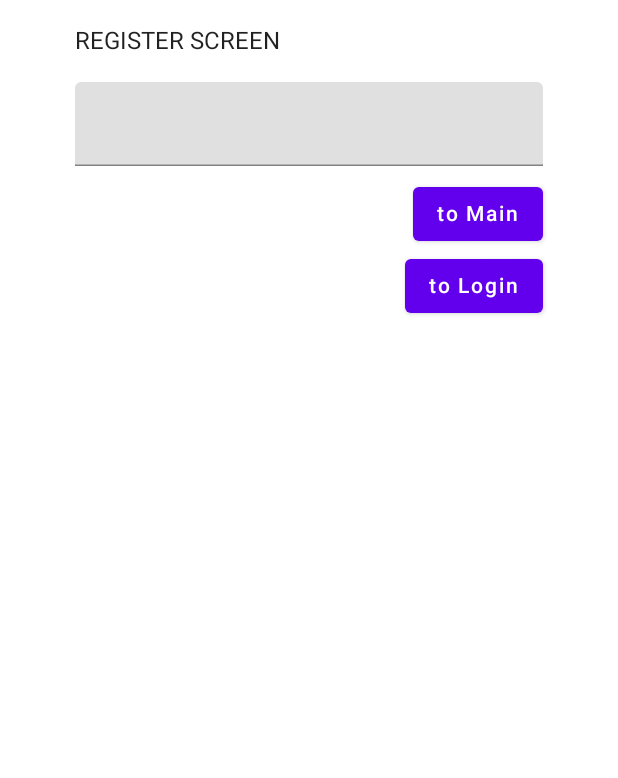
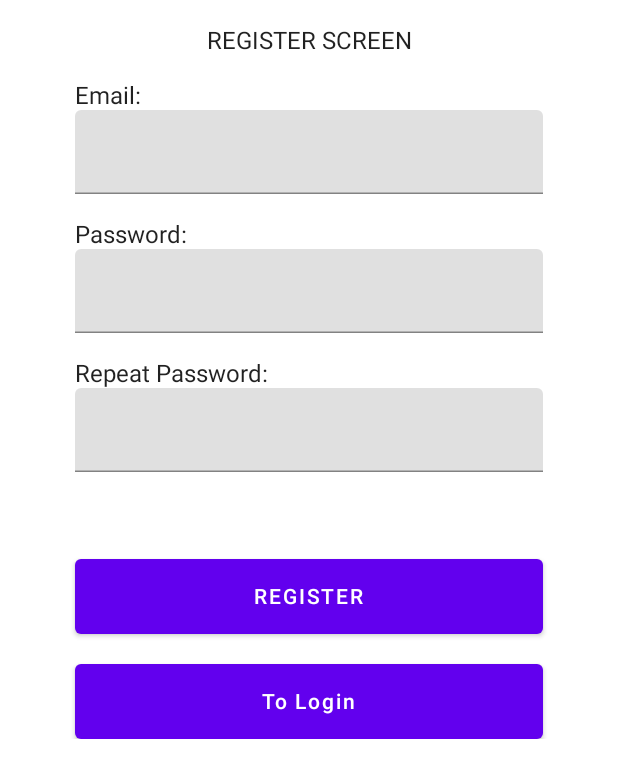
Before and after one commit to yeraygar/intermodular, an Android app built with Jetpack Compose: the register_screen screen opened through its navigation route, on a phone screen of 412 x 824 dp. Shown: the top 778 px of the screen. Run offline under Robolectric (Android 15) with nearby library versions, the phone set to English and light mode, and no system bars; libraries missing offline, so code that uses them is left out: com.orhanobut.logger.

```diff
--- a/Interfaz_android/Intermodular/app/src/main/java/inter/intermodular/MainActivity.kt
+++ b/Interfaz_android/Intermodular/app/src/main/java/inter/intermodular/MainActivity.kt
@@ -6,18 +6,6 @@ import android.os.Bundle
 import android.widget.Toast
 import androidx.activity.ComponentActivity
 import androidx.activity.compose.BackHandler
-import androidx.compose.foundation.layout.*
-import androidx.compose.foundation.shape.RoundedCornerShape
-import androidx.compose.material.Button
-import androidx.compose.material.ButtonDefaults
-import androidx.compose.material.Text
-import androidx.compose.runtime.Composable
-import androidx.compose.runtime.mutableStateOf
-import androidx.compose.runtime.remember
-import androidx.compose.ui.Alignment
-import androidx.compose.ui.Modifier
-import androidx.compose.ui.graphics.Color
-import androidx.compose.ui.unit.dp
 import androidx.navigation.NavType
 import androidx.navigation.compose.NavHost
 import androidx.navigation.compose.composable
@@ -31,7 +19,6 @@ import inter.intermodular.screens.MainScreen
 import inter.intermodular.screens.Register
 import inter.intermodular.screens.ValidateLoginScreen
 import inter.intermodular.ui.theme.IntermodularTheme
-import inter.intermodular.ui.theme.Purple500
 import inter.intermodular.view_models.ClientViewModel
 
 
@@ -54,7 +41,7 @@ class MainActivity : ComponentActivity() {
 
                 NavHost(navController = navController, startDestination = ScreenNav.LoginScreen.route){
 
-
+                                    /**LOGIN SCREEN*/
                     composable(
                         route = ScreenNav.LoginScreen.route
                     ){
@@ -63,6 +50,8 @@ class MainActivity : ComponentActivity() {
                             Toast.makeText(applicationContext, "BackButton Deshabilitado en el LOGIN", Toast.LENGTH_SHORT).show()
                         }
                     }
+
+                                    /**VALIDATE LOGIN POPUP*/
                     composable(
                         route = "${ScreenNav.ValidateLoginScreen.route}/{email}",
                         arguments = listOf(
@@ -70,15 +59,20 @@ class MainActivity : ComponentActivity() {
                                 type = NavType.StringType
                                 defaultValue = "Email" //aqui no hace falta, nullable tampoco
                                 nullable = true
+                            } ,
+                            navArgument("password"){
+                                type = NavType.StringType
+                                defaultValue = "Error"
                             }
                         )
                     ){ entry ->
-                        ValidateLoginScreen(email = entry.arguments?.getString("email"), clientViewModel = clientViewModel, navController = navController)
+                        ValidateLoginScreen(email = entry.arguments?.getString("email"), password = entry.arguments?.getString("password"), clientViewModel = clientViewModel, navController = navController)
                         BackHandler(true) {
                             Toast.makeText(applicationContext, "BackButton Deshabilitado en el MAIN", Toast.LENGTH_SHORT).show()
                         }
                     }
 
+                                    /** MAIN SCREEN */
                     composable(
                         route = "${ScreenNav.MainScreen.route}/{email}",
                         arguments = listOf(
@@ -94,7 +88,7 @@ class MainActivity : ComponentActivity() {
                             Toast.makeText(applicationContext, "BackButton Deshabilitado en el MAIN", Toast.LENGTH_SHORT).show()
                         }
                     }
-
+                                /** REGISTER SCREEN */
                     composable(
                         route = ScreenNav.RegisterScreen.route
                     ){
@@ -102,12 +96,12 @@ class MainActivity : ComponentActivity() {
                             // TODO NO SE MUESTRA! (hay que pasarle el contexto de Login)
                             Toast.makeText(applicationContext, "BackButton Habilitado en Register", Toast.LENGTH_SHORT).show()
                         }
-                        Register(navController = navController)
+                        Register(navController = navController, clientViewModel = clientViewModel)
                     }
+
+                    //TODO VALIDATE REGISTER SCREEN
                 }
             }
         }
     }
-
-
 }
--- a/Interfaz_android/Intermodular/app/src/main/java/inter/intermodular/screens/RegisterScreen.kt
+++ b/Interfaz_android/Intermodular/app/src/main/java/inter/intermodular/screens/RegisterScreen.kt
@@ -11,12 +11,19 @@ import androidx.compose.ui.unit.dp
 import androidx.navigation.NavController
 import com.orhanobut.logger.Logger
 import inter.intermodular.ScreenNav
+import inter.intermodular.view_models.ClientViewModel
+import kotlinx.coroutines.CoroutineScope
+import kotlinx.coroutines.launch
 
 @Composable
-fun Register(navController: NavController){
-    var text by remember {
-        mutableStateOf("")
-    }
+fun Register(navController: NavController, clientViewModel: ClientViewModel){
+
+    var email by remember { mutableStateOf("")}
+    var password1 by remember { mutableStateOf("")}
+    var password2 by remember { mutableStateOf("")}
+
+    val scope = rememberCoroutineScope() //CREO QUE INNECESARIO -> DEJAR COMO EL LOGIN
+
     Column(
         verticalArrangement = Arrangement.Center,
         modifier = Modifier
@@ -24,34 +31,81 @@ fun Register(navController: NavController){
             .padding(horizontal = 50.dp)
     ){
         Spacer(modifier = Modifier.height(18.dp))
-        Text("REGISTER SCREEN")
+        Text(text = "REGISTER SCREEN", modifier = Modifier.align(Alignment.CenterHorizontally)  )
         Spacer(modifier = Modifier.height(18.dp))
-        TextField(value = text, onValueChange = {
-            text = it
+        Text(text = "Email: ")
+        TextField(value = email, onValueChange = {
+            email = it
         },
             modifier = Modifier.fillMaxWidth()
         )
-        Spacer(modifier = Modifier.height(8.dp))
+        Spacer(modifier = Modifier.height(18.dp))
+        Text(text = "Password: ")
+        TextField(value = password1, onValueChange = {
+            password1 = it
+        },
+            modifier = Modifier.fillMaxWidth()
+        )
+        Spacer(modifier = Modifier.height(18.dp))
+        Text(text = "Repeat Password: ")
+        TextField(value = password2, onValueChange = {
+            password2 = it
+        },
+            modifier = Modifier.fillMaxWidth()
+        )
+        Spacer(modifier = Modifier.height(58.dp))
         Button(
             onClick = {
-                if(text.isNullOrEmpty()){
+                if(email.isNullOrEmpty()){
                     //TODO nombre no valido
-                    Logger.e("Text input Register is null or empty")
+                    Logger.e("Email or password Register is null or empty")
                 }else{
-                    navController.navigate(ScreenNav.MainScreen.withArgs(text))
+                    //clientViewModel.viewModelScope.launch {  TODA LA MOVIDA ESTA PARA ARREGLAR, CREAR REGISTER VALIDATION SCRREN
+                    scope.launch {
+                        //clientViewModel.checkEmail(text)
+                        // checkEmail(clientViewModel = clientViewModel, text = text, navController = navController, scope = scope)
+                        clientViewModel.checkEmail(email)
+                        //navController.navigate(ScreenNav.ValidateLoginScreen.withArgs(email))
+
+                        //TODO VALIDATE REGISTER SCREEN
+
+                    }
                 }
             },
-            modifier = Modifier.align(Alignment.End)
+            modifier = Modifier.fillMaxWidth().height(50.dp)
         ){
-            Text(text = "to Main")
+            Text(text = "REGISTER")
         }
+        Spacer(modifier = Modifier.height(20.dp))
         Button(
             onClick = {
-                navController.navigate(ScreenNav.LoginScreen.route)
+                navController.navigate(ScreenNav.LoginScreen.route){
+                    //Nav options
+                }
             },
-            modifier = Modifier.align(Alignment.End)
+            modifier = Modifier.fillMaxWidth().height(50.dp)
         ){
-            Text(text = "to Login")
+            Text(text = "To Login")
         }
     }
 }
+
+
+private suspend fun checkEmail(
+    clientViewModel: ClientViewModel,
+    text: String,
+    navController: NavController,
+    scope: CoroutineScope
+) {
+    //GlobalScope.launch(Dispatchers.IO) {
+    scope.launch {
+
+        clientViewModel.checkEmail(text)
+        if (clientViewModel.emailExistsResponse) {
+            Logger.e("Email already exists: $text, ${clientViewModel.emailExistsResponse}")
+        } else {
+            navController.navigate(ScreenNav.MainScreen.withArgs(text))
+            Logger.i("Unique email: $text, ${clientViewModel.emailExistsResponse}")
+        }
+    }
+}
```
Also changed, not shown: Interfaz_android/Intermodular/app/src/main/java/inter/intermodular/screens/LoginScreen.kt (+22 -46 lines), Interfaz_android/Intermodular/app/src/main/java/inter/intermodular/screens/ValidateLoginScreen.kt (+6 -1 lines), 4 other files.
